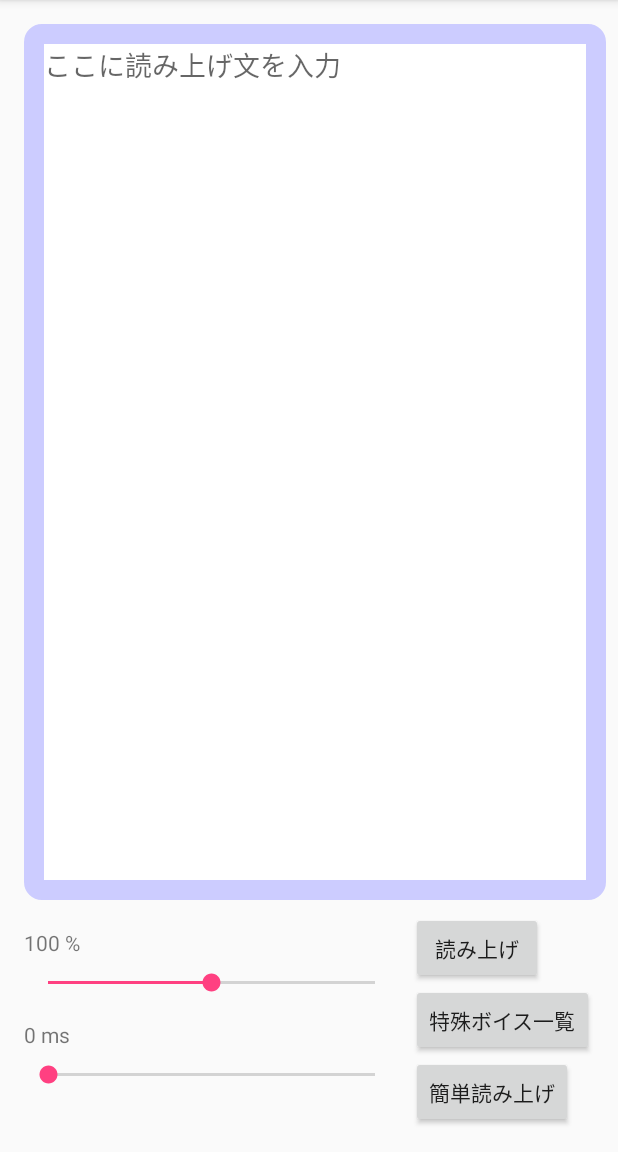
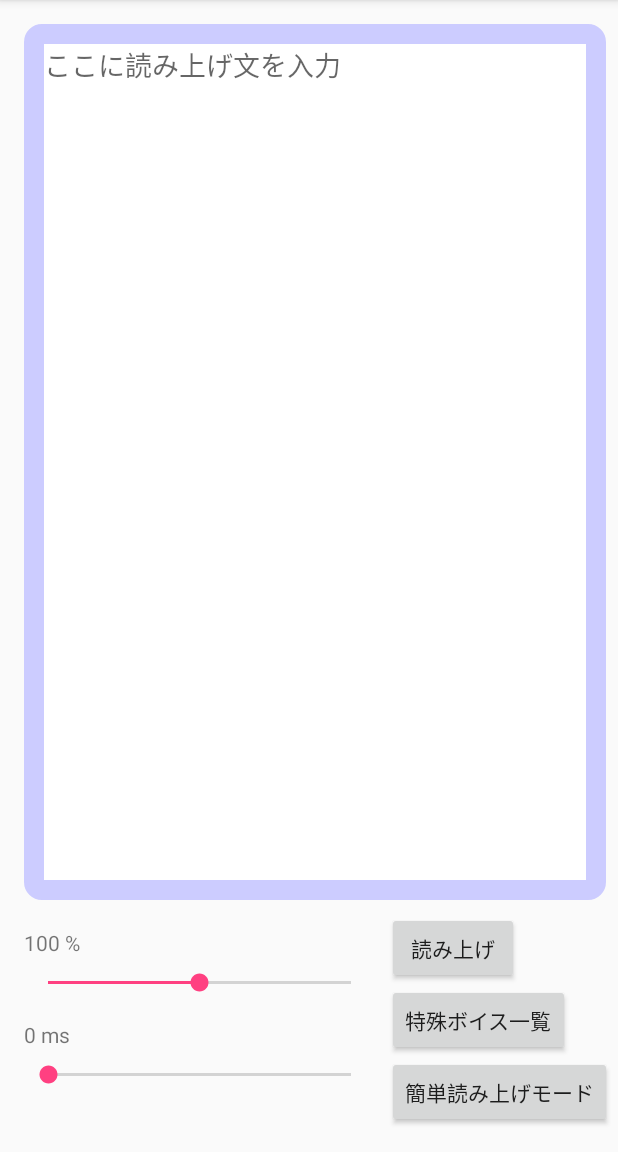
Before and after one commit to Bluewind12/ReadSoft, an Android app: the screen it shows after launch (MainActivity), on a phone screen of 412 x 824 dp, the part 84-1236 px from its top. Run offline under Robolectric (Android 15) with nearby library versions, the phone set to English and light mode, and no system bars.

Commit message:
メイン画面表示に関しての修正

```diff
--- a/app/src/main/java/com/example/momonyan/readsoft/MainActivity.kt
+++ b/app/src/main/java/com/example/momonyan/readsoft/MainActivity.kt
@@ -85,7 +85,7 @@ class MainActivity : AppCompatActivity() {
                     seekBar: SeekBar, progress: Int, fromUser: Boolean) {
                 // 68 % のようにフォーマト、
                 // この場合、Locale.USが汎用的に推奨される
-                volumeText.text = String.format(Locale.JAPANESE, "%d %%", progress)
+                volumeText.text = String.format(Locale.JAPANESE, "音量　%d %%", progress)
                 volumeInt = progress
             }
 
@@ -103,7 +103,7 @@ class MainActivity : AppCompatActivity() {
                     seekBar: SeekBar, progress: Int, fromUser: Boolean) {
                 // 68 % のようにフォーマト、
                 // この場合、Locale.USが汎用的に推奨される
-                waitText.text = String.format(Locale.JAPANESE, "%d ms", progress)
+                waitText.text = String.format(Locale.JAPANESE, "文字間の遅延　%d ms", progress)
                 waitInt = progress
             }
 
--- a/app/src/main/res/layout/activity_main.xml
+++ b/app/src/main/res/layout/activity_main.xml
@@ -35,7 +35,7 @@
         android:id="@+id/optionButton"
         android:layout_width="wrap_content"
         android:layout_height="wrap_content"
-        android:layout_marginEnd="16dp"
+        android:layout_marginEnd="32dp"
         android:text="@string/option"
         app:layout_constraintBottom_toTopOf="@+id/melodyButton"
         app:layout_constraintEnd_toEndOf="parent" />
@@ -88,9 +88,9 @@
         android:id="@+id/melodyButton"
         android:layout_width="wrap_content"
         android:layout_height="wrap_content"
+        android:layout_marginStart="8dp"
         android:layout_marginBottom="16dp"
-        android:layout_marginStart="8dp"
-        android:text="簡単読み上げ"
+        android:text="@string/easyMode"
         app:layout_constraintBottom_toBottomOf="parent"
         app:layout_constraintStart_toEndOf="@+id/waitSeek" />
 </android.support.constraint.ConstraintLayout>
--- a/app/src/main/res/values/strings.xml
+++ b/app/src/main/res/values/strings.xml
@@ -2,7 +2,7 @@
     <string name="app_name">ReadSoft</string>
     <string name="readTextHint">ここに読み上げ文を入力</string>
     <string name="read">読み上げ</string>
-
+    <string name="easyMode">簡単読み上げモード</string>
     <string name="option">特殊ボイス一覧</string>
 
     <string name="exVoice0">「音楽系」</string>
```
